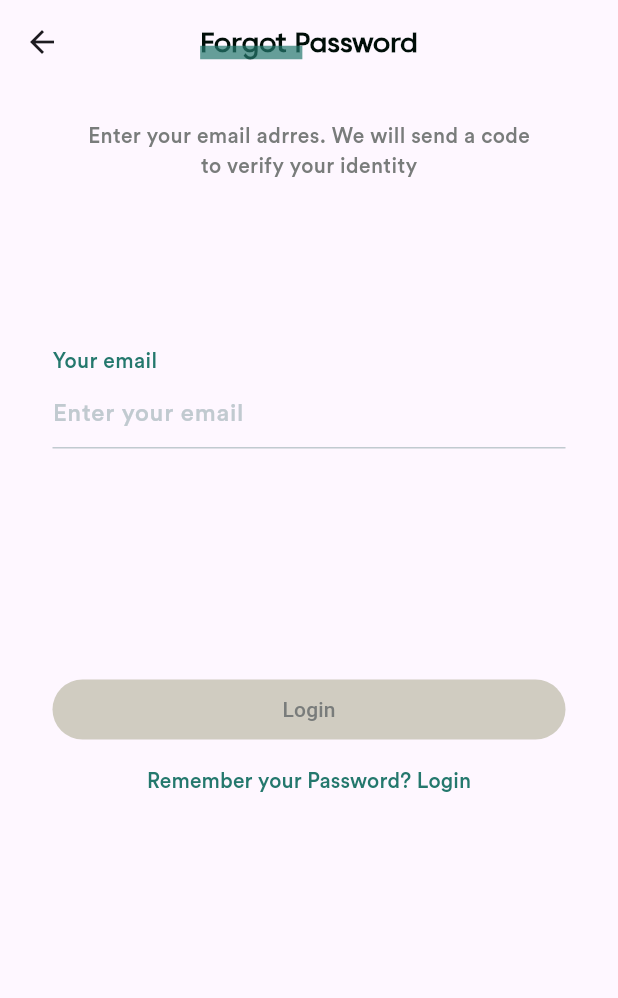
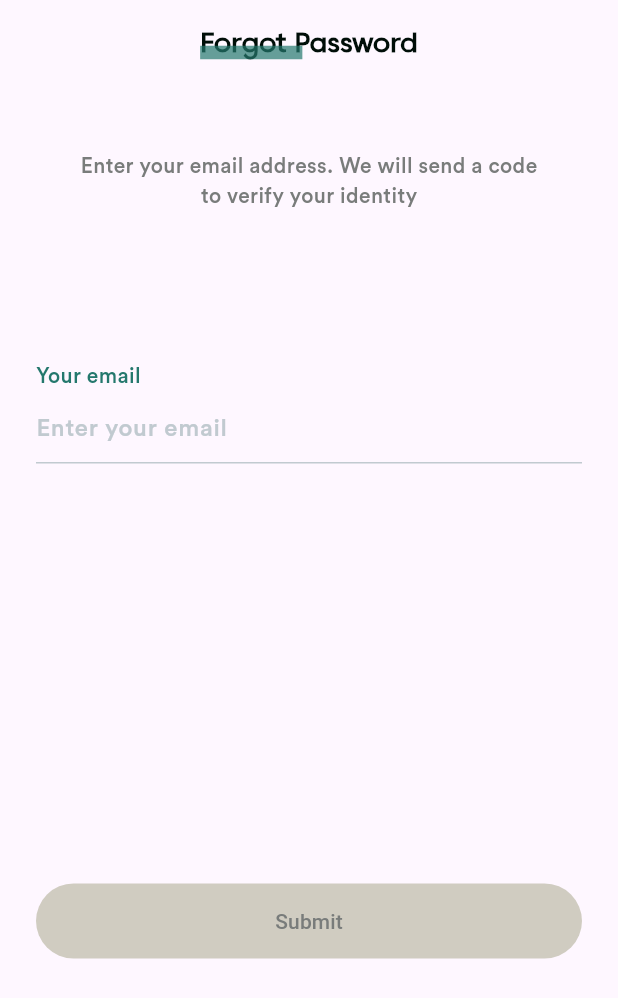
Before and after one commit to sizerChowdhury/authentication_app, a Flutter app: the screen it shows after launch, after a tap on "Forget Password", on a phone screen of 412 x 824 dp. Shown: the top 998 px of the screen. Run offline on Flutter 3.47's test engine with Material 3 defaults, Android fonts, the phone set to English and light mode, and no system bars; our stand-ins replace device_info_plus, flutter_riverpod, font_awesome_flutter, go_router, riverpod_annotation; generated files the repository leaves out were written again.

Commit message:
forgetpassword implementation

```diff
--- a/lib/Feature/forget_password_page.dart
+++ b/lib/Feature/forget_password_page.dart
@@ -13,29 +13,57 @@ import '../core/widgets/custom_welcome_text.dart';
 import '../providers/auth_controller.dart';
 import '../providers/email_textfield_controller.dart';
 
+class ForgetPassword extends ConsumerStatefulWidget {
 
-class ForgetPassword extends ConsumerWidget {
-  ForgetPassword({super.key});
+  ForgetPassword(
+      {super.key});
+
+  @override
+  ConsumerState<ForgetPassword> createState() => _ForgetPasswordStae();
+}
+
+class _ForgetPasswordStae extends ConsumerState<ForgetPassword> {
   TextEditingController email = TextEditingController();
 
+  ({bool email}) enableButtonNotifier = (email: false);
+
   @override
-  Widget build(BuildContext context, WidgetRef ref) {
-    dynamic state = ref.watch(authControllerProvider);
-    bool emailState = ref.watch(emailControllerProvider);
-    return MaterialApp(
-      home: Scaffold(
+  void initState() {
+    super.initState();
+
+    email.addListener(
+          () => updateEnableButtonNotifier(),
+    );
+  }
+
+  void updateEnableButtonNotifier() {
+    setState(() {
+      enableButtonNotifier = (
+      email: email.value.text.isNotEmpty,
+      );
+    });
+    print(enableButtonNotifier);
+  }
+
+  @override
+  Widget build(BuildContext context) {
+    final loginState = ref.watch(forgetPasswordProvider);
+
+    ref.listen(forgetPasswordProvider, (_, next) {
+      if (next.value ?? false) {
+        String? Email = email.text.toString();
+        String pageSelector = "forgetPassword";
+        print('OTP sent successfully');
+        context.go('/emailConfirmation/$Email/$pageSelector');
+      } else if (next.hasError && !next.isLoading) {
+        _buildShowDialog(context);
+      }
+    });
+
+    return Scaffold(
       appBar: AppBar(
-          leading: IconButton(
-            icon: Icon(Icons.arrow_back),
-            onPressed: () {
-              context.go("/");
-            },
-          ),
-          title: Stack(
-            children: [
-              AppbarTittle('Forgot Password'),
-              Underline(right: 77),
-            ],
+        title: const Stack(
+          children: [AppbarTittle('Forgot Password'), Underline(right: 77)],
         ),
         centerTitle: true,
       ),
@@ -44,62 +72,57 @@ class ForgetPassword extends ConsumerWidget {
           child: Center(
             child: Column(
               children: [
-                  SizedBox(height: 25),
-                  CustomWelcomeText(
-                      'Enter your email adrres. We will send a code'),
-                  CustomWelcomeText('to verify your identity'),
-                  SizedBox(height: 110),
+                const SizedBox(height: 45),
+                const CustomWelcomeText(
+                    "Enter your email address. We will send a code"),
+                const CustomWelcomeText('to verify your identity'),
+                const SizedBox(height: 100),
+
                 Padding(
-                    padding: const EdgeInsets.only(left: 35, right: 35),
+                  padding: const EdgeInsets.only(left: 24, right: 24),
                   child: Column(
                     crossAxisAlignment: CrossAxisAlignment.start,
                     children: [
-                        CustomText('Your email'),
+                      const CustomText('Your email'),
                       CustomTextField(
+                        controller: email,
                         hintText: 'Enter your email',
-                          controller: email,
-                            onChanged: (value) {
-                              ref.read(emailControllerProvider.notifier).update();
-                            }
                       ),
                     ],
                   ),
                 ),
-                  SizedBox(height: 150),
+                const SizedBox(height: 280),
                 Container(
                   width: double.infinity,
-                    padding: EdgeInsets.only(left: 35, right: 35),
+                  padding: const EdgeInsets.only(left: 24, right: 24),
                   child: ElevatedButton(
-                      onPressed: emailState? () {
-                        ref.read(authControllerProvider.notifier).forgetPassword(
-                            email.text.toString(),
-                            context);
-                      }:null,
-                      child: (state?.runtimeType.toString() == 'AsyncLoading<dynamic>')
+                    onPressed: (enableButtonNotifier.email)
+                        ? () => ref.read(forgetPasswordProvider.notifier).
+                    otpConfirmation(
+                      email: email.text.toString(),
+                    )
+                        : null,
+                    style: ButtonStyle(
+                      backgroundColor: WidgetStatePropertyAll(
+                        (enableButtonNotifier.email)
+                            ? const Color(0xFF24786D)
+                            : const Color(0xFFD0CCC1),
+                      ),
+                      minimumSize: const WidgetStatePropertyAll(
+                          Size(double.infinity, 50)),
+                    ),
+                    child: loginState.isLoading
                         ? const CircularProgressIndicator(
                         backgroundColor: Colors.white)
-                          : emailState? Text(
-                        'Login',
-                        //#FFFFFF
-                        style: const TextStyle(color: Color(0xFFFFFFFF)),
-                      ):Text(
-                        'Login',
-                        //#FFFFFF
-                        style: const TextStyle(color: Color(0xFF797C7B)),
+                        : (enableButtonNotifier.email)
+                        ? const Text(
+                      'Submit',
+                      style: TextStyle(color: Color(0xFFFFFFFF)),
+                    )
+                        : const Text(
+                      'Submit',
+                      style: TextStyle(color: Color(0xFF797C7B)),
                     ),
-                      style: ButtonStyle(
-                        backgroundColor: MaterialStateProperty.all<Color>(
-                            emailState?Color(0xFF24786D):Color(0xFFD0CCC1),
-                        ),
-                      ),
-                    ),
-                  ),
-                  TextButton(
-                    onPressed: () {
-                      context.go("/");
-                    },
-                    child: CustomText(
-                      'Remember your Password? Login',
                   ),
                 ),
               ],
@@ -107,7 +130,123 @@ class ForgetPassword extends ConsumerWidget {
           ),
         ),
       ),
+    );
+  }
+
+  Future<dynamic> _buildShowDialog(BuildContext context) {
+    return showDialog(
+      context: context,
+      builder: (BuildContext context) {
+        return AlertDialog(
+          title: Text('Error! Bad request.'),
+          content: Text('Invalid Email'),
+          actions: [
+            TextButton(
+              onPressed: () {
+                Navigator.of(context).pop();
+              },
+              child: Text('OK'),
             ),
+          ],
+        );
+      },
     );
   }
 }
+// class ForgetPassword extends ConsumerWidget {
+//   ForgetPassword({super.key});
+//   TextEditingController email = TextEditingController();
+//
+//   @override
+//   Widget build(BuildContext context, WidgetRef ref) {
+//     dynamic state = ref.watch(authControllerProvider);
+//     bool emailState = ref.watch(emailControllerProvider);
+//     return MaterialApp(
+//       home: Scaffold(
+//         appBar: AppBar(
+//           leading: IconButton(
+//             icon: Icon(Icons.arrow_back),
+//             onPressed: () {
+//               context.go("/");
+//             },
+//           ),
+//           title: Stack(
+//             children: [
+//               AppbarTittle('Forgot Password'),
+//               Underline(right: 77),
+//             ],
+//           ),
+//           centerTitle: true,
+//         ),
+//         body: SingleChildScrollView(
+//           child: SafeArea(
+//             child: Center(
+//               child: Column(
+//                 children: [
+//                   SizedBox(height: 25),
+//                   CustomWelcomeText(
+//                       'Enter your email adrres. We will send a code'),
+//                   CustomWelcomeText('to verify your identity'),
+//                   SizedBox(height: 110),
+//                   Padding(
+//                     padding: const EdgeInsets.only(left: 35, right: 35),
+//                     child: Column(
+//                       crossAxisAlignment: CrossAxisAlignment.start,
+//                       children: [
+//                         CustomText('Your email'),
+//                         CustomTextField(
+//                           hintText: 'Enter your email',
+//                           controller: email,
+//                             onChanged: (value) {
+//                               ref.read(emailControllerProvider.notifier).update();
+//                             }
+//                         ),
+//                       ],
+//                     ),
+//                   ),
+//                   SizedBox(height: 150),
+//                   Container(
+//                     width: double.infinity,
+//                     padding: EdgeInsets.only(left: 35, right: 35),
+//                     child: ElevatedButton(
+//                       onPressed: emailState? () {
+//                         ref.read(authControllerProvider.notifier).forgetPassword(
+//                             email.text.toString(),
+//                             context);
+//                       }:null,
+//                       child: (state?.runtimeType.toString() == 'AsyncLoading<dynamic>')
+//                           ? const CircularProgressIndicator(
+//                           backgroundColor: Colors.white)
+//                           : emailState? Text(
+//                         'Login',
+//                         //#FFFFFF
+//                         style: const TextStyle(color: Color(0xFFFFFFFF)),
+//                       ):Text(
+//                         'Login',
+//                         //#FFFFFF
+//                         style: const TextStyle(color: Color(0xFF797C7B)),
+//                       ),
+//                       style: ButtonStyle(
+//                         backgroundColor: MaterialStateProperty.all<Color>(
+//                             emailState?Color(0xFF24786D):Color(0xFFD0CCC1),
+//                         ),
+//                       ),
+//                     ),
+//                   ),
+//                   TextButton(
+//                     onPressed: () {
+//                       context.go("/");
+//                     },
+//                     child: CustomText(
+//                       'Remember your Password? Login',
+//                     ),
+//                   ),
+//                 ],
+//               ),
+//             ),
+//           ),
+//         ),
+//       ),
+//     );
+//   }
+// }
```
Also changed, not shown: lib/providers/auth_controller.dart (+26 -0 lines). Lines whose indentation alone changed are shown as unchanged.
